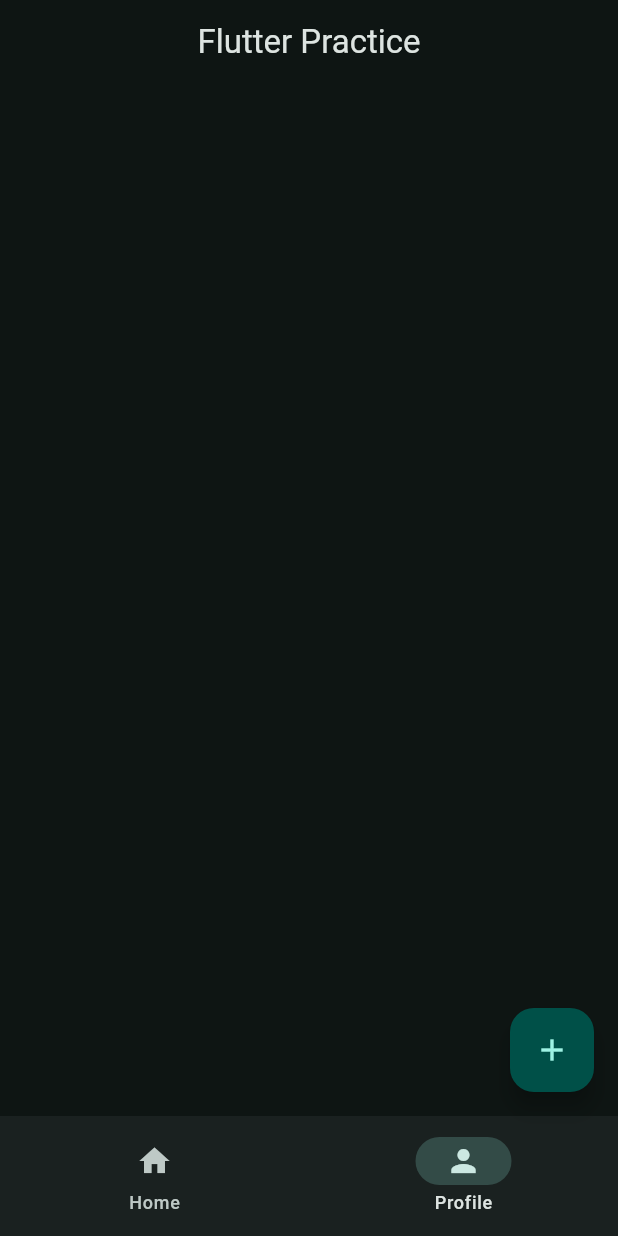
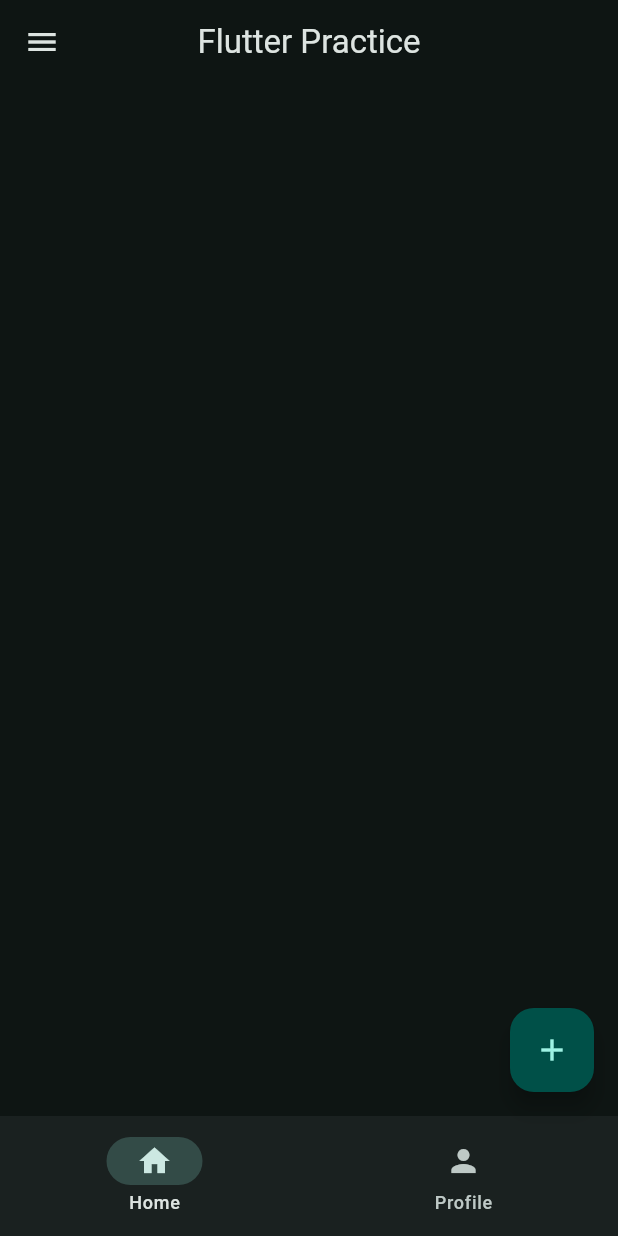
Before and after one commit to faniiaa/counter, a Flutter app: the screen it shows after launch, on a phone screen of 412 x 824 dp. Run offline on Flutter 3.47's test engine with Material 3 defaults, Android fonts, the phone set to English and light mode, and no system bars.

Commit message:
add drawer

```diff
--- a/lib/main.dart
+++ b/lib/main.dart
@@ -23,13 +23,20 @@ class App extends StatelessWidget {
           onPressed: () {},
           child: Icon(Icons.add),
         ),
+        drawer: Drawer(child: Column(
+          children: [
+            DrawerHeader(child: Text('Drawer menu'),),
+            ListTile(title: Text('Info'),),
+          ],
+        ),
+        ),
         bottomNavigationBar: NavigationBar(
           destinations: [
             NavigationDestination(icon: Icon(Icons.home), label: 'Home'),
             NavigationDestination(icon: Icon(Icons.person), label: 'Profile'),
           ],
           onDestinationSelected: (int value) {},
-          selectedIndex: 1,
+          selectedIndex: 0,
         ),
       ),
     );
```
